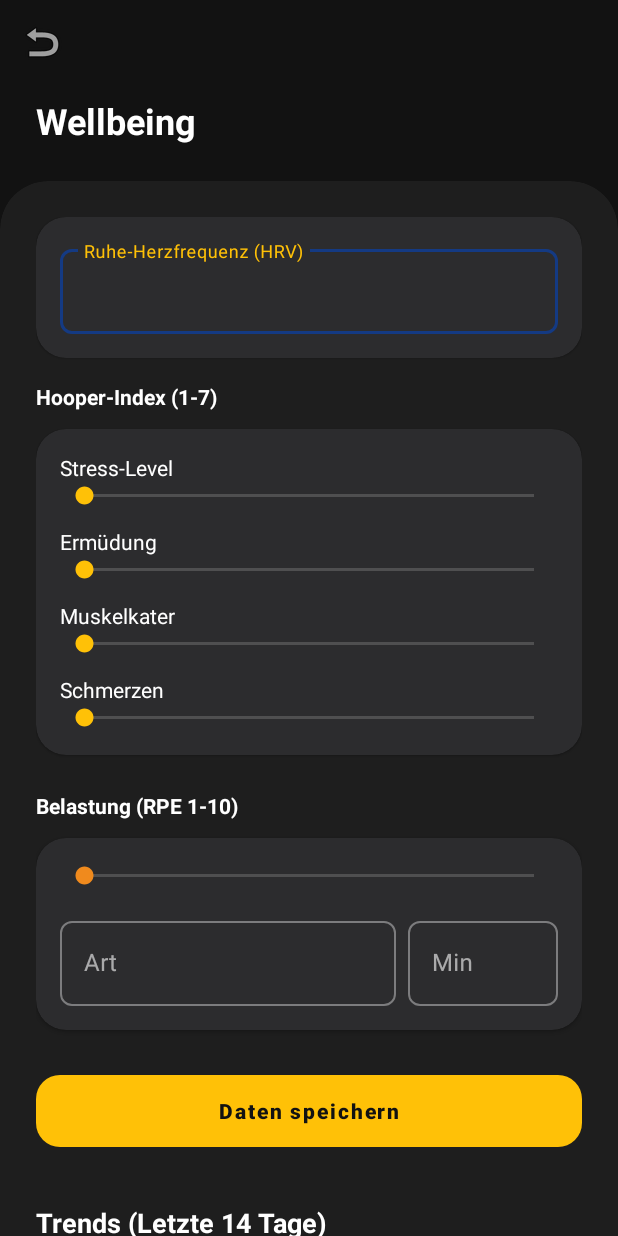
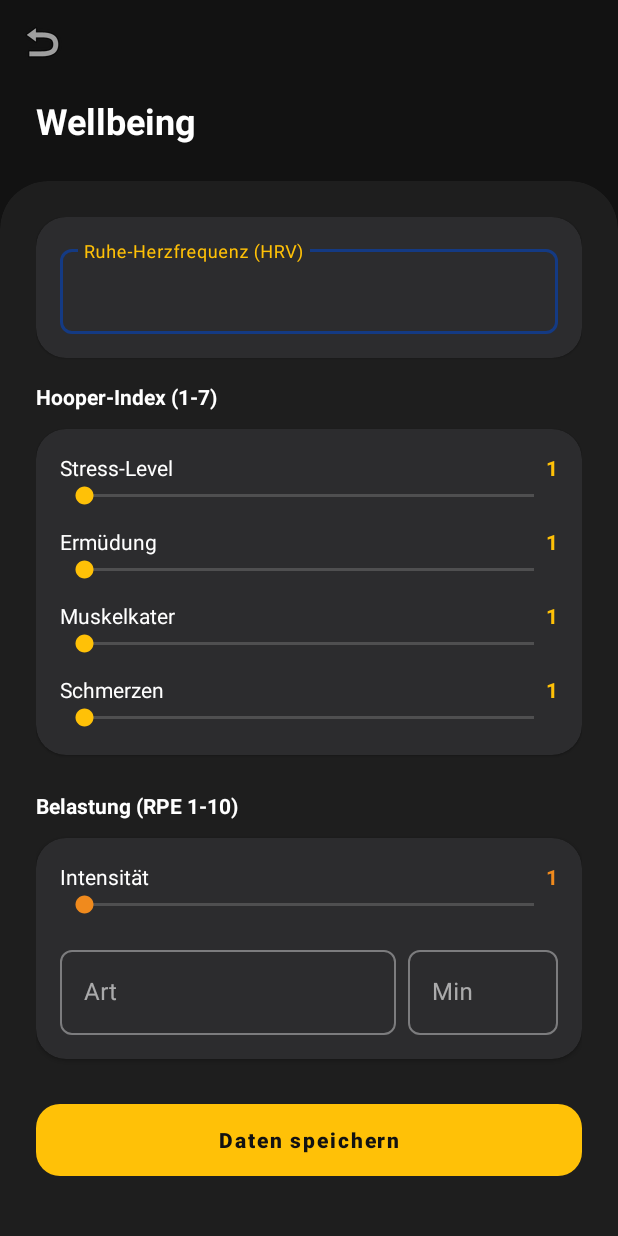
Before and after one commit to SchimuL/App-Development, an Android app: the WellbeingActivity screen opened directly, with no data from a screen before it, on a phone screen of 412 x 824 dp. Run offline under Robolectric (Android 15) with nearby library versions, the light colour scheme and no system bars; libraries missing offline, so code that uses them is left out: com.github.mikephil.charting; plain views replace LineChart; 2 statements that could not run were skipped.

Commit message:
fixed the crash in wellbeing section

```diff
--- a/app/src/main/java/com/example/FCC_app/WellbeingActivity.java
+++ b/app/src/main/java/com/example/FCC_app/WellbeingActivity.java
@@ -234,9 +234,16 @@ public class WellbeingActivity extends AppCompatActivity {
     }
 
     private void setupSeekBarListener(SeekBar seekBar, TextView valueTextView) {
+        if (seekBar == null) return;
+
         seekBar.setOnSeekBarChangeListener(new SeekBar.OnSeekBarChangeListener() {
             @Override
-            public void onProgressChanged(SeekBar seekBar, int progress, boolean fromUser) { valueTextView.setText(String.valueOf(progress + 1)); }
+            public void onProgressChanged(SeekBar seekBar, int progress, boolean fromUser) {
+                // Nur Text setzen, wenn die TextView auch wirklich existiert
+                if (valueTextView != null) {
+                    valueTextView.setText(String.valueOf(progress + 1));
+                }
+            }
             @Override public void onStartTrackingTouch(SeekBar seekBar) {}
             @Override public void onStopTrackingTouch(SeekBar seekBar) {}
         });
--- a/app/src/main/res/layout/activity_wellbeing.xml
+++ b/app/src/main/res/layout/activity_wellbeing.xml
@@ -1,7 +1,6 @@
 <?xml version="1.0" encoding="utf-8"?>
 <androidx.constraintlayout.widget.ConstraintLayout xmlns:android="http://schemas.android.com/apk/res/android"
     xmlns:app="http://schemas.android.com/apk/res-auto"
-    xmlns:tools="http://schemas.android.com/tools"
     android:layout_width="match_parent"
     android:layout_height="match_parent"
     android:background="@color/background_dark">
@@ -93,16 +92,28 @@
                         android:orientation="vertical"
                         android:padding="16dp">
 
-                        <TextView android:layout_width="match_parent" android:layout_height="wrap_content" android:text="Stress-Level" android:textColor="@color/white" />
+                        <LinearLayout android:layout_width="match_parent" android:layout_height="wrap_content" android:orientation="horizontal">
+                            <TextView android:layout_width="0dp" android:layout_height="wrap_content" android:layout_weight="1" android:text="Stress-Level" android:textColor="@color/white" />
+                            <TextView android:id="@+id/value_stress" android:layout_width="wrap_content" android:layout_height="wrap_content" android:text="1" android:textColor="@color/fcc_yellow" android:textStyle="bold" />
+                        </LinearLayout>
                         <SeekBar android:id="@+id/seekbar_stress" android:layout_width="match_parent" android:layout_height="wrap_content" android:max="6" android:progressTint="@color/fcc_yellow" android:thumbTint="@color/fcc_yellow"/>
 
-                        <TextView android:layout_width="match_parent" android:layout_height="wrap_content" android:text="Ermüdung" android:textColor="@color/white" android:layout_marginTop="12dp" />
+                        <LinearLayout android:layout_width="match_parent" android:layout_height="wrap_content" android:layout_marginTop="12dp" android:orientation="horizontal">
+                            <TextView android:layout_width="0dp" android:layout_height="wrap_content" android:layout_weight="1" android:text="Ermüdung" android:textColor="@color/white" />
+                            <TextView android:id="@+id/value_fatigue" android:layout_width="wrap_content" android:layout_height="wrap_content" android:text="1" android:textColor="@color/fcc_yellow" android:textStyle="bold" />
+                        </LinearLayout>
                         <SeekBar android:id="@+id/seekbar_fatigue" android:layout_width="match_parent" android:layout_height="wrap_content" android:max="6" android:progressTint="@color/fcc_yellow" android:thumbTint="@color/fcc_yellow"/>
 
-                        <TextView android:layout_width="match_parent" android:layout_height="wrap_content" android:text="Muskelkater" android:textColor="@color/white" android:layout_marginTop="12dp" />
+                        <LinearLayout android:layout_width="match_parent" android:layout_height="wrap_content" android:layout_marginTop="12dp" android:orientation="horizontal">
+                            <TextView android:layout_width="0dp" android:layout_height="wrap_content" android:layout_weight="1" android:text="Muskelkater" android:textColor="@color/white" />
+                            <TextView android:id="@+id/value_soreness" android:layout_width="wrap_content" android:layout_height="wrap_content" android:text="1" android:textColor="@color/fcc_yellow" android:textStyle="bold" />
+                        </LinearLayout>
                         <SeekBar android:id="@+id/seekbar_soreness" android:layout_width="match_parent" android:layout_height="wrap_content" android:max="6" android:progressTint="@color/fcc_yellow" android:thumbTint="@color/fcc_yellow"/>
 
-                        <TextView android:layout_width="match_parent" android:layout_height="wrap_content" android:text="Schmerzen" android:textColor="@color/white" android:layout_marginTop="12dp" />
+                        <LinearLayout android:layout_width="match_parent" android:layout_height="wrap_content" android:layout_marginTop="12dp" android:orientation="horizontal">
+                            <TextView android:layout_width="0dp" android:layout_height="wrap_content" android:layout_weight="1" android:text="Schmerzen" android:textColor="@color/white" />
+                            <TextView android:id="@+id/value_pain" android:layout_width="wrap_content" android:layout_height="wrap_content" android:text="1" android:textColor="@color/fcc_yellow" android:textStyle="bold" />
+                        </LinearLayout>
                         <SeekBar android:id="@+id/seekbar_pain" android:layout_width="match_parent" android:layout_height="wrap_content" android:max="6" android:progressTint="@color/fcc_yellow" android:thumbTint="@color/fcc_yellow"/>
                     </LinearLayout>
                 </com.google.android.material.card.MaterialCardView>
@@ -127,6 +138,12 @@
                         android:layout_height="wrap_content"
                         android:orientation="vertical"
                         android:padding="16dp">
+
+                        <LinearLayout android:layout_width="match_parent" android:layout_height="wrap_content" android:orientation="horizontal">
+                            <TextView android:layout_width="0dp" android:layout_height="wrap_content" android:layout_weight="1" android:text="Intensität" android:textColor="@color/white" />
+                            <TextView android:id="@+id/value_rpe" android:layout_width="wrap_content" android:layout_height="wrap_content" android:text="1" android:textColor="@color/accent_orange" android:textStyle="bold" />
+                        </LinearLayout>
+
                         <SeekBar android:id="@+id/seekbar_rpe" android:layout_width="match_parent" android:layout_height="wrap_content" android:max="9" android:progressTint="@color/accent_orange" android:thumbTint="@color/accent_orange"/>
 
                         <LinearLayout android:layout_width="match_parent" android:layout_height="wrap_content" android:layout_marginTop="16dp" android:orientation="horizontal">
@@ -152,7 +169,7 @@
                     app:backgroundTint="@color/fcc_yellow"
                     app:cornerRadius="16dp" />
 
-                <!-- Chart Section (Optimized Height) -->
+                <!-- Chart Section -->
                 <TextView
                     android:layout_width="wrap_content"
                     android:layout_height="wrap_content"
```
Also changed, not shown: app/src/main/java/com/example/FCC_app/DetailActivity.java (+11 -21 lines).
